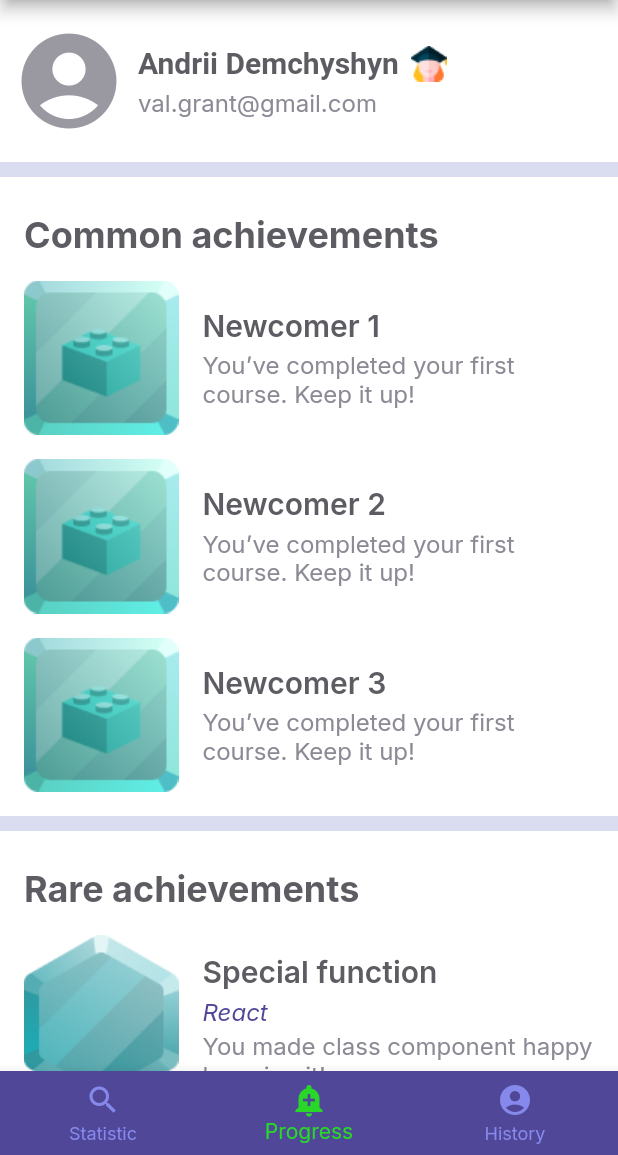
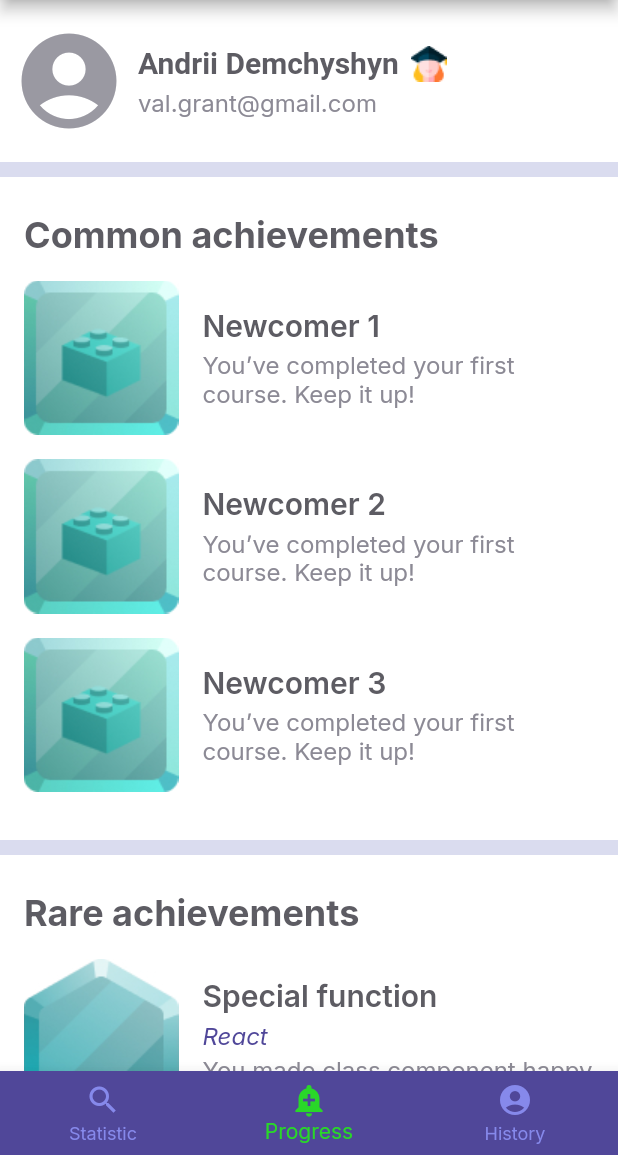
Before and after one commit to ZaykaNya/Diploma, a Flutter app: the HomePage screen opened directly, item 2 of the bottom bar chosen, on a phone screen of 412 x 824 dp, the part 81-1236 px from its top. Run offline on Flutter 3.47's test engine with Material 2 defaults, Android fonts, the phone set to English and light mode, and no system bars; our stand-ins replace bloc, equatable, flutter_bloc, formz, google_fonts, syncfusion_flutter_gauges; accounts and stored records are empty.

Commit message:
[styles] Small improvements

```diff
--- a/lib/widgects/achievements_widget.dart
+++ b/lib/widgects/achievements_widget.dart
@@ -29,7 +29,7 @@ class Achievements extends StatelessWidget {
                     fontWeight: FontWeight.w700,
                     color: Color.fromRGBO(93, 92, 99, 1)))),
             Padding(
-              padding: const EdgeInsets.fromLTRB(16, 0, 16, 0),
+              padding: const EdgeInsets.fromLTRB(16, 0, 16, 16),
               child: Column(
                 children: const [
                   Achievement(
--- a/lib/widgects/rare_achievements_widget.dart
+++ b/lib/widgects/rare_achievements_widget.dart
@@ -30,7 +30,7 @@ class RareAchievements extends StatelessWidget {
                         fontWeight: FontWeight.w700,
                         color: Color.fromRGBO(93, 92, 99, 1)))),
             Padding(
-              padding: const EdgeInsets.fromLTRB(16, 0, 16, 0),
+              padding: const EdgeInsets.fromLTRB(16, 0, 16, 16),
               child: Column(
                 children: const [
                   RareAchievement(
```
